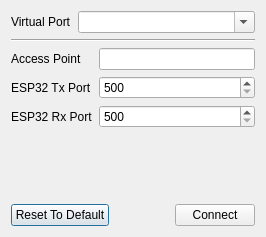
pavelrangelov/ComToWiFi, file maindialog.ui: the form before one commit.
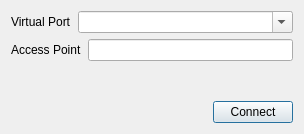
The form after the commit.

Diff of the .ui file:
```diff
--- a/maindialog.ui
+++ b/maindialog.ui
@@ -6,8 +6,8 @@
    <rect>
     <x>0</x>
     <y>0</y>
-    <width>266</width>
-    <height>237</height>
+    <width>304</width>
+    <height>134</height>
    </rect>
   </property>
   <property name="windowTitle">
@@ -32,13 +32,6 @@
      </item>
     </layout>
    </item>
-   <item>
-    <widget class="Line" name="line_2">
-     <property name="orientation">
-      <enum>Qt::Orientation::Horizontal</enum>
-     </property>
-    </widget>
-   </item>
    <item>
     <layout class="QFormLayout" name="formLayout_2">
      <item row="0" column="0">
@@ -51,40 +44,6 @@
      <item row="0" column="1">
       <widget class="QLineEdit" name="editHost"/>
      </item>
-     <item row="1" column="0">
-      <widget class="QLabel" name="labelEspTxPort">
-       <property name="text">
-        <string>ESP32 Tx Port</string>
-       </property>
-      </widget>
-     </item>
-     <item row="1" column="1">
-      <widget class="QSpinBox" name="spinEspTxPort">
-       <property name="minimum">
-        <number>500</number>
-       </property>
-       <property name="maximum">
-        <number>65535</number>
-       </property>
-      </widget>
-     </item>
-     <item row="2" column="0">
-      <widget class="QLabel" name="labelEspRxPort">
-       <property name="text">
-        <string>ESP32 Rx Port</string>
-       </property>
-      </widget>
-     </item>
-     <item row="2" column="1">
-      <widget class="QSpinBox" name="spinEspRxPort">
-       <property name="minimum">
-        <number>500</number>
-       </property>
-       <property name="maximum">
-        <number>65535</number>
-       </property>
-      </widget>
-     </item>
     </layout>
    </item>
    <item>
@@ -102,13 +61,6 @@
    </item>
    <item>
     <layout class="QHBoxLayout" name="horizontalLayout">
-     <item>
-      <widget class="QPushButton" name="btnDefault">
-       <property name="text">
-        <string>Reset To Default</string>
-       </property>
-      </widget>
-     </item>
      <item>
       <spacer name="horizontalSpacer">
        <property name="orientation">
```
Left out of the diff: 3 changed lines with no effect on the pictures.
